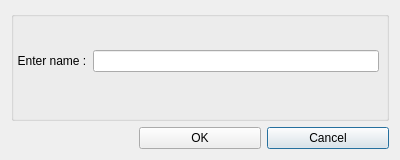
htqwjtch/Almost_Total_Commander, file File/renamewindow.ui: the form before one commit.
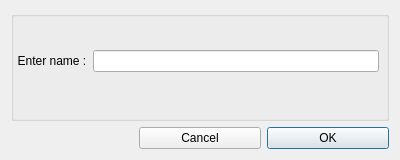
The form after the commit. Icons and pictures are not drawn.

Diff of the .ui file:
```diff
--- a/File/renamewindow.ui
+++ b/File/renamewindow.ui
@@ -64,16 +64,16 @@
       </widget>
      </item>
      <item row="2" column="2">
-      <widget class="QPushButton" name="btnCancel">
+      <widget class="QPushButton" name="btnOK">
        <property name="text">
-        <string>Cancel</string>
+        <string>OK</string>
        </property>
       </widget>
      </item>
      <item row="2" column="1">
-      <widget class="QPushButton" name="btnOK">
+      <widget class="QPushButton" name="btnCancel">
        <property name="text">
-        <string>OK</string>
+        <string>Cancel</string>
        </property>
       </widget>
      </item>
```
